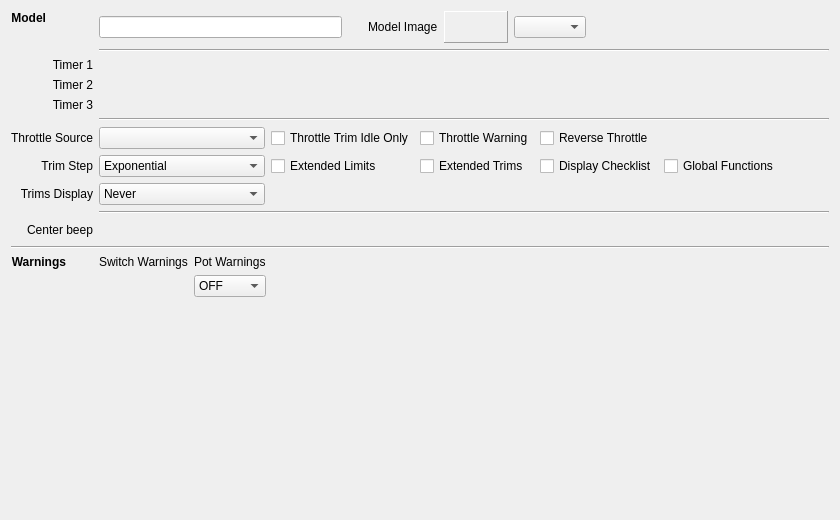
Before: the Qt Designer form companion/src/modeledit/setup.ui in opentx/opentx, drawn with Qt 5.
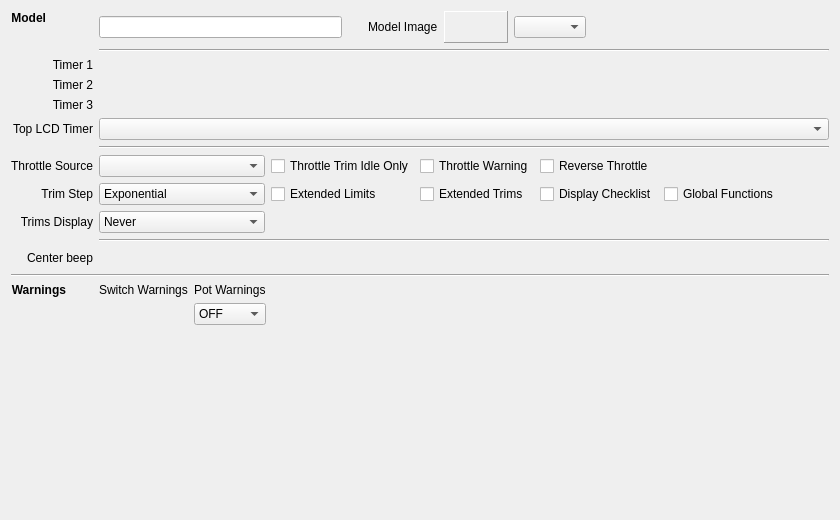
After: the same form once the commit is applied. Custom widgets are drawn as their Qt base class.

```diff
--- a/companion/src/modeledit/setup.ui
+++ b/companion/src/modeledit/setup.ui
@@ -16,22 +16,6 @@
   <layout class="QVBoxLayout" name="verticalLayout">
    <item>
     <layout class="QGridLayout" name="gridLayout">
-     <item row="3" column="0">
-      <widget class="QLabel" name="label_timer3">
-       <property name="font">
-        <font>
-         <weight>50</weight>
-         <bold>false</bold>
-        </font>
-       </property>
-       <property name="text">
-        <string>Timer 3</string>
-       </property>
-       <property name="alignment">
-        <set>Qt::AlignRight|Qt::AlignTrailing|Qt::AlignVCenter</set>
-       </property>
-      </widget>
-     </item>
      <item row="1" column="0">
       <widget class="QLabel" name="label_timer1">
        <property name="font">
@@ -48,8 +32,8 @@
        </property>
       </widget>
      </item>
-     <item row="2" column="0" alignment="Qt::AlignRight|Qt::AlignVCenter">
-      <widget class="QLabel" name="label_timer2">
+     <item row="4" column="0">
+      <widget class="QLabel" name="toplcdTimerLabel">
        <property name="font">
         <font>
          <weight>50</weight>
@@ -57,282 +41,13 @@
         </font>
        </property>
        <property name="text">
-        <string>Timer 2</string>
+        <string>Top LCD Timer</string>
        </property>
        <property name="alignment">
         <set>Qt::AlignRight|Qt::AlignTrailing|Qt::AlignVCenter</set>
        </property>
       </widget>
      </item>
-     <item row="5" column="1">
-      <layout class="QGridLayout" name="gridLayout_2">
-       <item row="1" column="2">
-        <widget class="QCheckBox" name="extendedTrims">
-         <property name="layoutDirection">
-          <enum>Qt::LeftToRight</enum>
-         </property>
-         <property name="text">
-          <string>Extended Trims</string>
-         </property>
-        </widget>
-       </item>
-       <item row="1" column="3">
-        <widget class="QCheckBox" name="displayText">
-         <property name="layoutDirection">
-          <enum>Qt::LeftToRight</enum>
-         </property>
-         <property name="text">
-          <string>Display Checklist</string>
-         </property>
-        </widget>
-       </item>
-       <item row="1" column="1">
-        <widget class="QCheckBox" name="extendedLimits">
-         <property name="layoutDirection">
-          <enum>Qt::LeftToRight</enum>
-         </property>
-         <property name="text">
-          <string>Extended Limits</string>
-         </property>
-        </widget>
-       </item>
-       <item row="0" column="3">
-        <widget class="QCheckBox" name="throttleReverse">
-         <property name="whatsThis">
-          <string>Reverse throttle operation.
-If this is checked the throttle will be reversed.  Idle will be forward, trim will also be reversed and the throttle warning will be reversed as well.
-
-</string>
-         </property>
-         <property name="layoutDirection">
-          <enum>Qt::LeftToRight</enum>
-         </property>
-         <property name="text">
-          <string>Reverse Throttle</string>
-         </property>
-        </widget>
-       </item>
-       <item row="0" column="0">
-        <widget class="QComboBox" name="throttleSource">
-         <property name="sizePolicy">
-          <sizepolicy hsizetype="MinimumExpanding" vsizetype="Fixed">
-           <horstretch>0</horstretch>
-           <verstretch>0</verstretch>
-          </sizepolicy>
-         </property>
-        </widget>
-       </item>
-       <item row="0" column="1">
-        <widget class="QCheckBox" name="throttleTrim">
-         <property name="layoutDirection">
-          <enum>Qt::LeftToRight</enum>
-         </property>
-         <property name="text">
-          <string>Throttle Trim Idle Only</string>
-         </property>
-        </widget>
-       </item>
-       <item row="0" column="2">
-        <widget class="QCheckBox" name="throttleWarning">
-         <property name="layoutDirection">
-          <enum>Qt::LeftToRight</enum>
-         </property>
-         <property name="text">
-          <string>Throttle Warning</string>
-         </property>
-        </widget>
-       </item>
-       <item row="0" column="4">
-        <spacer name="horizontalSpacer">
-         <property name="orientation">
-          <enum>Qt::Horizontal</enum>
-         </property>
-         <property name="sizeHint" stdset="0">
-          <size>
-           <width>40</width>
-           <height>20</height>
-          </size>
-         </property>
-        </spacer>
-       </item>
-       <item row="1" column="0">
-        <widget class="QComboBox" name="trimIncrement">
-         <property name="sizePolicy">
-          <sizepolicy hsizetype="MinimumExpanding" vsizetype="Fixed">
-           <horstretch>0</horstretch>
-           <verstretch>0</verstretch>
-          </sizepolicy>
-         </property>
-         <item>
-          <property name="text">
-           <string>Exponential</string>
-          </property>
-         </item>
-         <item>
-          <property name="text">
-           <string>Extra Fine</string>
-          </property>
-         </item>
-         <item>
-          <property name="text">
-           <string>Fine</string>
-          </property>
-         </item>
-         <item>
-          <property name="text">
-           <string>Medium</string>
-          </property>
-         </item>
-         <item>
-          <property name="text">
-           <string>Coarse</string>
-          </property>
-         </item>
-        </widget>
-       </item>
-       <item row="2" column="0">
-        <widget class="AutoComboBox" name="trimsDisplay">
-         <property name="sizePolicy">
-          <sizepolicy hsizetype="MinimumExpanding" vsizetype="Fixed">
-           <horstretch>0</horstretch>
-           <verstretch>0</verstretch>
-          </sizepolicy>
-         </property>
-         <item>
-          <property name="text">
-           <string>Never</string>
-          </property>
-         </item>
-         <item>
-          <property name="text">
-           <string>On change</string>
-          </property>
-         </item>
-         <item>
-          <property name="text">
-           <string>Always</string>
-          </property>
-         </item>
-        </widget>
-       </item>
-       <item row="1" column="4">
-        <widget class="QCheckBox" name="gfEnabled">
-         <property name="text">
-          <string>Global Functions</string>
-         </property>
-        </widget>
-       </item>
-      </layout>
-     </item>
-     <item row="5" column="0">
-      <layout class="QVBoxLayout" name="verticalLayout_2">
-       <item alignment="Qt::AlignRight">
-        <widget class="QLabel" name="label_ttrace">
-         <property name="font">
-          <font>
-           <weight>50</weight>
-           <bold>false</bold>
-          </font>
-         </property>
-         <property name="text">
-          <string>Throttle Source</string>
-         </property>
-         <property name="alignment">
-          <set>Qt::AlignRight|Qt::AlignTrailing|Qt::AlignVCenter</set>
-         </property>
-        </widget>
-       </item>
-       <item alignment="Qt::AlignRight">
-        <widget class="QLabel" name="label_10">
-         <property name="font">
-          <font>
-           <weight>50</weight>
-           <bold>false</bold>
-          </font>
-         </property>
-         <property name="text">
-          <string>Trim Step</string>
-         </property>
-         <property name="alignment">
-          <set>Qt::AlignRight|Qt::AlignTrailing|Qt::AlignVCenter</set>
-         </property>
-        </widget>
-       </item>
-       <item>
-        <widget class="QLabel" name="labelTrimsDisplay">
-         <property name="font">
-          <font>
-           <weight>50</weight>
-           <bold>false</bold>
-          </font>
-         </property>
-         <property name="text">
-          <string>Trims Display</string>
-         </property>
-         <property name="alignment">
-          <set>Qt::AlignRight|Qt::AlignTrailing|Qt::AlignVCenter</set>
-         </property>
-        </widget>
-       </item>
-      </layout>
-     </item>
-     <item row="4" column="1">
-      <widget class="Line" name="line_2">
-       <property name="orientation">
-        <enum>Qt::Horizontal</enum>
-       </property>
-      </widget>
-     </item>
-     <item row="7" column="1">
-      <layout class="QHBoxLayout" name="horizontalLayout_7">
-       <item>
-        <layout class="QGridLayout" name="centerBeepLayout"/>
-       </item>
-       <item>
-        <spacer name="horizontalSpacer_4">
-         <property name="orientation">
-          <enum>Qt::Horizontal</enum>
-         </property>
-         <property name="sizeHint" stdset="0">
-          <size>
-           <width>40</width>
-           <height>20</height>
-          </size>
-         </property>
-        </spacer>
-       </item>
-      </layout>
-     </item>
-     <item row="8" column="0" colspan="2">
-      <widget class="Line" name="line_3">
-       <property name="orientation">
-        <enum>Qt::Horizontal</enum>
-       </property>
-      </widget>
-     </item>
-     <item row="7" column="0">
-      <widget class="QLabel" name="label_12">
-       <property name="font">
-        <font>
-         <weight>50</weight>
-         <bold>false</bold>
-        </font>
-       </property>
-       <property name="text">
-        <string>Center beep</string>
-       </property>
-       <property name="alignment">
-        <set>Qt::AlignRight|Qt::AlignTrailing|Qt::AlignVCenter</set>
-       </property>
-      </widget>
-     </item>
-     <item row="6" column="1">
-      <widget class="Line" name="line_4">
-       <property name="orientation">
-        <enum>Qt::Horizontal</enum>
-       </property>
-      </widget>
-     </item>
      <item row="0" column="1">
       <layout class="QVBoxLayout" name="verticalLayout_5">
        <item>
@@ -434,7 +149,7 @@
        </item>
       </layout>
      </item>
-     <item row="9" column="0" alignment="Qt::AlignLeft|Qt::AlignTop">
+     <item row="10" column="0" alignment="Qt::AlignLeft|Qt::AlignTop">
       <widget class="QLabel" name="swwarn_label">
        <property name="sizePolicy">
         <sizepolicy hsizetype="Preferred" vsizetype="Minimum">
@@ -456,7 +171,7 @@
        </property>
       </widget>
      </item>
-     <item row="9" column="1">
+     <item row="10" column="1">
       <layout class="QHBoxLayout" name="horizontalLayout_8">
        <item>
         <layout class="QVBoxLayout" name="verticalLayout_6">
@@ -576,6 +291,317 @@
        </property>
       </widget>
      </item>
+     <item row="8" column="1">
+      <layout class="QHBoxLayout" name="horizontalLayout_7">
+       <item>
+        <layout class="QGridLayout" name="centerBeepLayout"/>
+       </item>
+       <item>
+        <spacer name="horizontalSpacer_4">
+         <property name="orientation">
+          <enum>Qt::Horizontal</enum>
+         </property>
+         <property name="sizeHint" stdset="0">
+          <size>
+           <width>40</width>
+           <height>20</height>
+          </size>
+         </property>
+        </spacer>
+       </item>
+      </layout>
+     </item>
+     <item row="9" column="0" colspan="2">
+      <widget class="Line" name="line_3">
+       <property name="orientation">
+        <enum>Qt::Horizontal</enum>
+       </property>
+      </widget>
+     </item>
+     <item row="8" column="0">
+      <widget class="QLabel" name="label_12">
+       <property name="font">
+        <font>
+         <weight>50</weight>
+         <bold>false</bold>
+        </font>
+       </property>
+       <property name="text">
+        <string>Center beep</string>
+       </property>
+       <property name="alignment">
+        <set>Qt::AlignRight|Qt::AlignTrailing|Qt::AlignVCenter</set>
+       </property>
+      </widget>
+     </item>
+     <item row="7" column="1">
+      <widget class="Line" name="line_4">
+       <property name="orientation">
+        <enum>Qt::Horizontal</enum>
+       </property>
+      </widget>
+     </item>
+     <item row="6" column="1">
+      <layout class="QGridLayout" name="gridLayout_2">
+       <item row="1" column="2">
+        <widget class="QCheckBox" name="extendedTrims">
+         <property name="layoutDirection">
+          <enum>Qt::LeftToRight</enum>
+         </property>
+         <property name="text">
+          <string>Extended Trims</string>
+         </property>
+        </widget>
+       </item>
+       <item row="1" column="3">
+        <widget class="QCheckBox" name="displayText">
+         <property name="layoutDirection">
+          <enum>Qt::LeftToRight</enum>
+         </property>
+         <property name="text">
+          <string>Display Checklist</string>
+         </property>
+        </widget>
+       </item>
+       <item row="1" column="1">
+        <widget class="QCheckBox" name="extendedLimits">
+         <property name="layoutDirection">
+          <enum>Qt::LeftToRight</enum>
+         </property>
+         <property name="text">
+          <string>Extended Limits</string>
+         </property>
+        </widget>
+       </item>
+       <item row="0" column="3">
+        <widget class="QCheckBox" name="throttleReverse">
+         <property name="whatsThis">
+          <string>Reverse throttle operation.
+If this is checked the throttle will be reversed.  Idle will be forward, trim will also be reversed and the throttle warning will be reversed as well.
+
+</string>
+         </property>
+         <property name="layoutDirection">
+          <enum>Qt::LeftToRight</enum>
+         </property>
+         <property name="text">
+          <string>Reverse Throttle</string>
+         </property>
+        </widget>
+       </item>
+       <item row="0" column="0">
+        <widget class="QComboBox" name="throttleSource">
+         <property name="sizePolicy">
+          <sizepolicy hsizetype="MinimumExpanding" vsizetype="Fixed">
+           <horstretch>0</horstretch>
+           <verstretch>0</verstretch>
+          </sizepolicy>
+         </property>
+        </widget>
+       </item>
+       <item row="0" column="1">
+        <widget class="QCheckBox" name="throttleTrim">
+         <property name="layoutDirection">
+          <enum>Qt::LeftToRight</enum>
+         </property>
+         <property name="text">
+          <string>Throttle Trim Idle Only</string>
+         </property>
+        </widget>
+       </item>
+       <item row="0" column="2">
+        <widget class="QCheckBox" name="throttleWarning">
+         <property name="layoutDirection">
+          <enum>Qt::LeftToRight</enum>
+         </property>
+         <property name="text">
+          <string>Throttle Warning</string>
+         </property>
+        </widget>
+       </item>
+       <item row="0" column="4">
+        <spacer name="horizontalSpacer">
+         <property name="orientation">
+          <enum>Qt::Horizontal</enum>
+         </property>
+         <property name="sizeHint" stdset="0">
+          <size>
+           <width>40</width>
+           <height>20</height>
+          </size>
+         </property>
+        </spacer>
+       </item>
+       <item row="1" column="0">
+        <widget class="QComboBox" name="trimIncrement">
+         <property name="sizePolicy">
+          <sizepolicy hsizetype="MinimumExpanding" vsizetype="Fixed">
+           <horstretch>0</horstretch>
+           <verstretch>0</verstretch>
+          </sizepolicy>
+         </property>
+         <item>
+          <property name="text">
+           <string>Exponential</string>
+          </property>
+         </item>
+         <item>
+          <property name="text">
+           <string>Extra Fine</string>
+          </property>
+         </item>
+         <item>
+          <property name="text">
+           <string>Fine</string>
+          </property>
+         </item>
+         <item>
+          <property name="text">
+           <string>Medium</string>
+          </property>
+         </item>
+         <item>
+          <property name="text">
+           <string>Coarse</string>
+          </property>
+         </item>
+        </widget>
+       </item>
+       <item row="2" column="0">
+        <widget class="AutoComboBox" name="trimsDisplay">
+         <property name="sizePolicy">
+          <sizepolicy hsizetype="MinimumExpanding" vsizetype="Fixed">
+           <horstretch>0</horstretch>
+           <verstretch>0</verstretch>
+          </sizepolicy>
+         </property>
+         <item>
+          <property name="text">
+           <string>Never</string>
+          </property>
+         </item>
+         <item>
+          <property name="text">
+           <string>On change</string>
+          </property>
+         </item>
+         <item>
+          <property name="text">
+           <string>Always</string>
+          </property>
+         </item>
+        </widget>
+       </item>
+       <item row="1" column="4">
+        <widget class="QCheckBox" name="gfEnabled">
+         <property name="text">
+          <string>Global Functions</string>
+         </property>
+        </widget>
+       </item>
+      </layout>
+     </item>
+     <item row="6" column="0">
+      <layout class="QVBoxLayout" name="verticalLayout_2">
+       <item alignment="Qt::AlignRight">
+        <widget class="QLabel" name="label_ttrace">
+         <property name="font">
+          <font>
+           <weight>50</weight>
+           <bold>false</bold>
+          </font>
+         </property>
+         <property name="text">
+          <string>Throttle Source</string>
+         </property>
+         <property name="alignment">
+          <set>Qt::AlignRight|Qt::AlignTrailing|Qt::AlignVCenter</set>
+         </property>
+        </widget>
+       </item>
+       <item alignment="Qt::AlignRight">
+        <widget class="QLabel" name="label_10">
+         <property name="font">
+          <font>
+           <weight>50</weight>
+           <bold>false</bold>
+          </font>
+         </property>
+         <property name="text">
+          <string>Trim Step</string>
+         </property>
+         <property name="alignment">
+          <set>Qt::AlignRight|Qt::AlignTrailing|Qt::AlignVCenter</set>
+         </property>
+        </widget>
+       </item>
+       <item>
+        <widget class="QLabel" name="labelTrimsDisplay">
+         <property name="font">
+          <font>
+           <weight>50</weight>
+           <bold>false</bold>
+          </font>
+         </property>
+         <property name="text">
+          <string>Trims Display</string>
+         </property>
+         <property name="alignment">
+          <set>Qt::AlignRight|Qt::AlignTrailing|Qt::AlignVCenter</set>
+         </property>
+        </widget>
+       </item>
+      </layout>
+     </item>
+     <item row="5" column="1">
+      <widget class="Line" name="line_2">
+       <property name="orientation">
+        <enum>Qt::Horizontal</enum>
+       </property>
+      </widget>
+     </item>
+     <item row="2" column="0" alignment="Qt::AlignRight|Qt::AlignVCenter">
+      <widget class="QLabel" name="label_timer2">
+       <property name="font">
+        <font>
+         <weight>50</weight>
+         <bold>false</bold>
+        </font>
+       </property>
+       <property name="text">
+        <string>Timer 2</string>
+       </property>
+       <property name="alignment">
+        <set>Qt::AlignRight|Qt::AlignTrailing|Qt::AlignVCenter</set>
+       </property>
+      </widget>
+     </item>
+     <item row="3" column="0">
+      <widget class="QLabel" name="label_timer3_2">
+       <property name="font">
+        <font>
+         <weight>50</weight>
+         <bold>false</bold>
+        </font>
+       </property>
+       <property name="text">
+        <string>Timer 3</string>
+       </property>
+       <property name="alignment">
+        <set>Qt::AlignRight|Qt::AlignTrailing|Qt::AlignVCenter</set>
+       </property>
+      </widget>
+     </item>
+     <item row="4" column="1">
+      <widget class="AutoComboBox" name="toplcdTimer">
+       <property name="sizePolicy">
+        <sizepolicy hsizetype="MinimumExpanding" vsizetype="Fixed">
+         <horstretch>0</horstretch>
+         <verstretch>0</verstretch>
+        </sizepolicy>
+       </property>
+      </widget>
+     </item>
     </layout>
    </item>
    <item>
```
